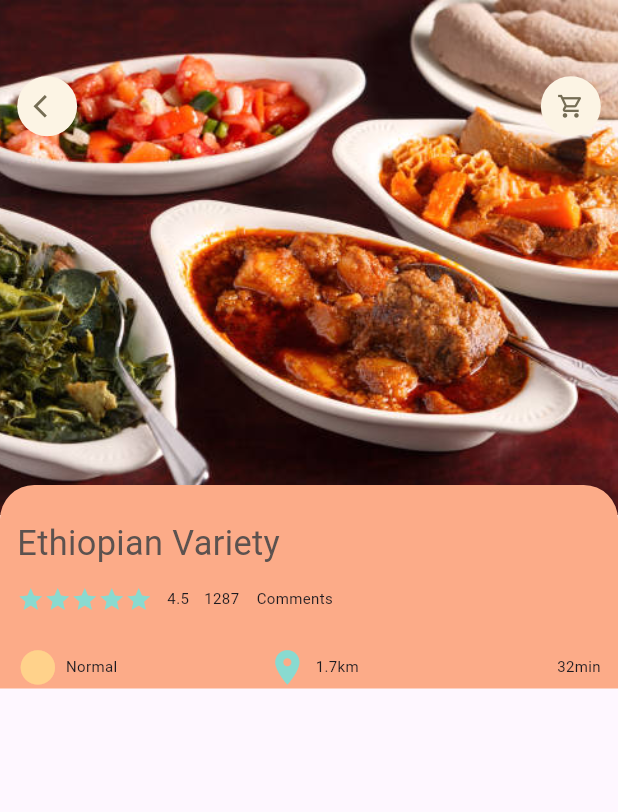
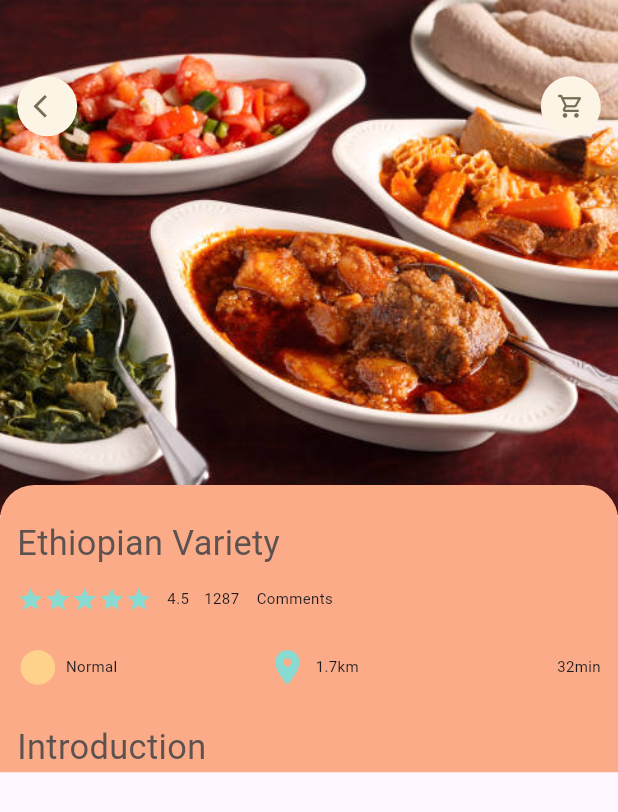
Before and after one commit to Melat369/amberrestaurant, a Flutter app: the screen it shows after launch, on a phone screen of 412 x 824 dp. Shown: the top 812 px of the screen. Run offline on Flutter 3.47's test engine with Material 2 defaults, Android fonts, the phone set to English and light mode, and no system bars; our stand-ins replace dots_indicator, get; Roboto replaces fonts that are missing (Poppins, poppins).

Commit message:
added the introduction section

```diff
--- a/lib/pages/food/popular_food_detail.dart
+++ b/lib/pages/food/popular_food_detail.dart
@@ -64,7 +64,15 @@ class PopularFoodDetail extends StatelessWidget {
                                 color:AppColors.iconColor2,
 
                ),
-               child: AppColumn(text: 'Ethiopian Variety',),
+
+               child: Column(
+                crossAxisAlignment: CrossAxisAlignment.start,
+                children: [
+                 AppColumn(text: 'Ethiopian Variety',),
+                 SizedBox(height: Dimensions.height20,),
+                 BigText(text: "Introduction")
+
+               ]),
             )
 
           )
--- a/lib/utils/dimensions.dart
+++ b/lib/utils/dimensions.dart
@@ -17,9 +17,10 @@ class Dimensions{
 
 
  static double font20 = screenHeight/36;
+ static double font26 = screenHeight/27.7;
+
  static double radius20 = screenHeight/36;
-  static double radius15 = screenHeight/48;
-
+ static double radius15 = screenHeight/48;
  static double radius30 = screenHeight/24;
 
 static double width10 = screenWidth/72; ///720/10
--- a/lib/widgets/app_column.dart
+++ b/lib/widgets/app_column.dart
@@ -16,7 +16,7 @@ class AppColumn extends StatelessWidget {
 
                         crossAxisAlignment: CrossAxisAlignment.start,
                         children: [
-                          BigText(text: text),
+                          BigText(text: text, size: Dimensions.font26),
                           SizedBox(height: Dimensions.height10),
                           Row(
                             children: [
```
